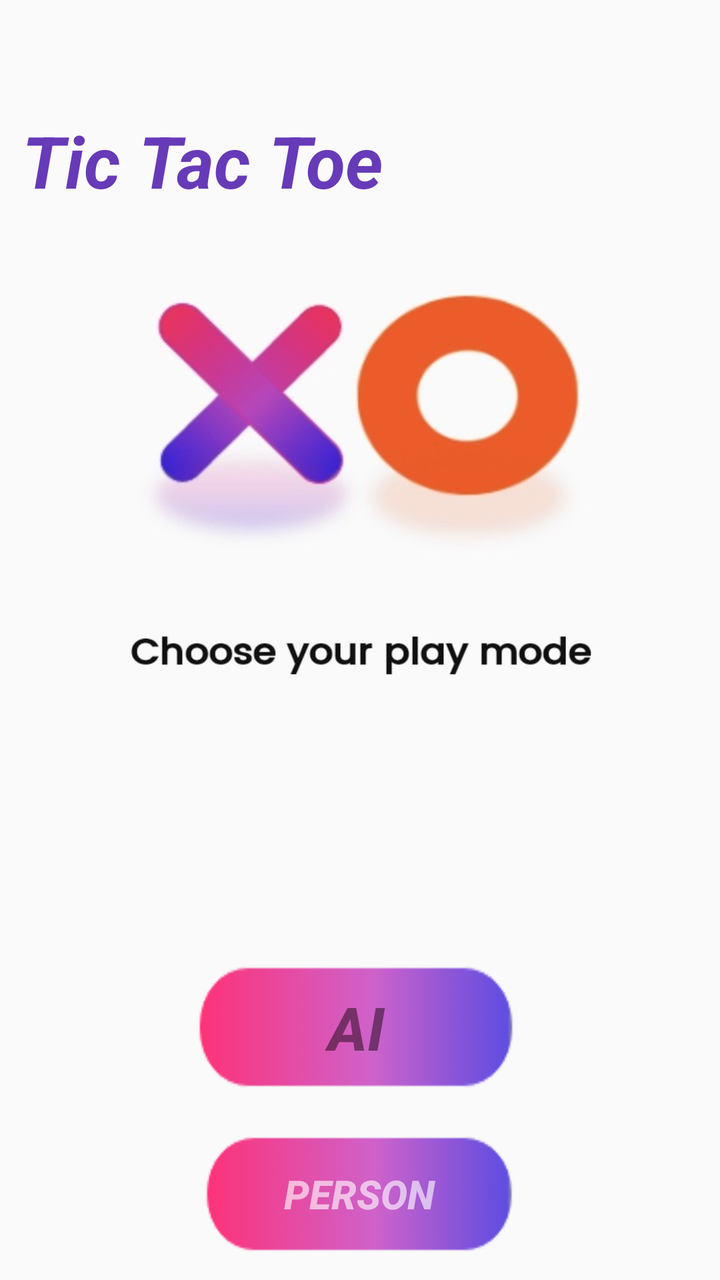
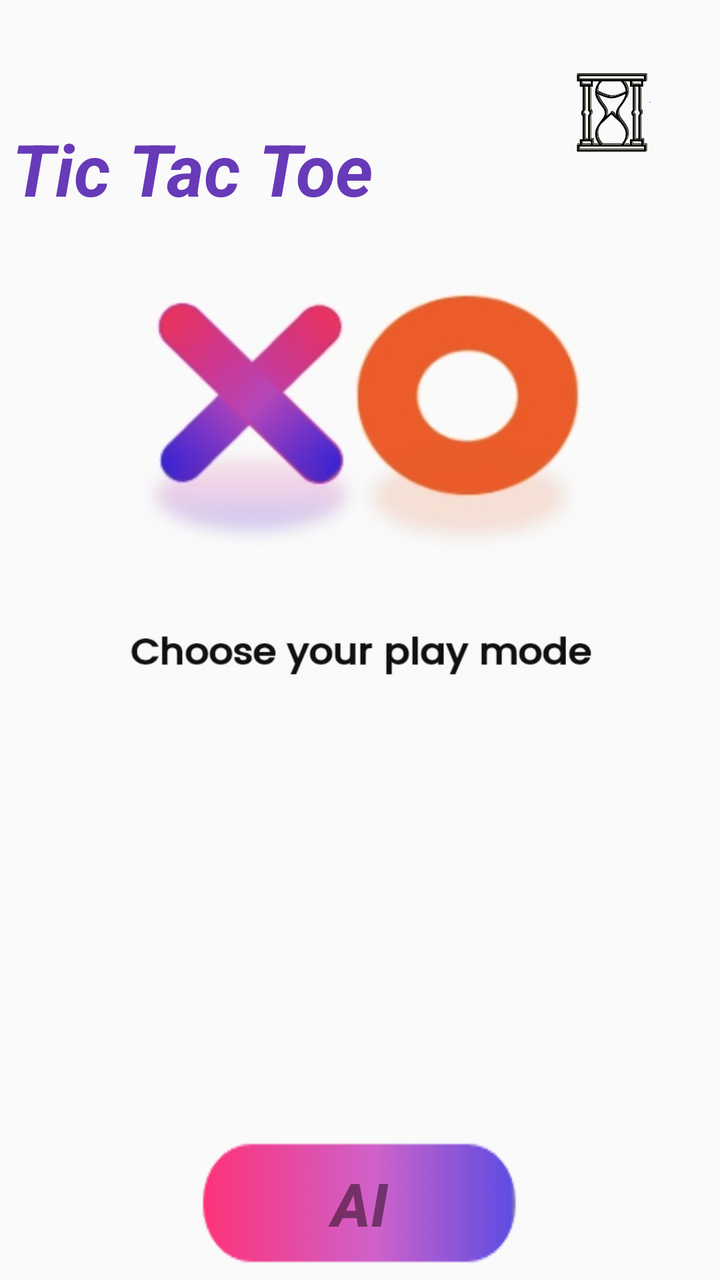

Two renders of the same Android screen: before a commit and after it. Below are the layout's source before the change and the commit's diff.
<!-- AndroidManifest.xml: application theme Theme.MyApplication -->
<!-- res/layout/activity_main.xml -->
<?xml version="1.0" encoding="utf-8"?>
<androidx.constraintlayout.widget.ConstraintLayout xmlns:android="http://schemas.android.com/apk/res/android"
    xmlns:app="http://schemas.android.com/apk/res-auto"
    xmlns:tools="http://schemas.android.com/tools"
    android:layout_width="match_parent"
    android:layout_height="match_parent"
    tools:context=".MainActivity"
    android:background="@drawable/backg_pic">

    <TextView
        android:id="@+id/textView"
        android:layout_width="247dp"
        android:layout_height="51dp"
        android:layout_marginTop="56dp"
        android:rotationY="0"
        android:text="@string/homeTitle"
        android:textAlignment="center"
        android:textColor="#673AB7"
        android:textColorLink="#FFFFFF"
        android:textSize="36sp"
        android:textStyle="bold|italic"
        app:layout_constraintEnd_toEndOf="parent"
        app:layout_constraintHorizontal_bias="0.097"
        app:layout_constraintStart_toStartOf="parent"
        app:layout_constraintTop_toTopOf="parent" />

    <Button
        android:id="@+id/button"
        android:layout_width="158dp"
        android:layout_height="61dp"
        android:layout_marginTop="376dp"
        android:background="@drawable/button_bg"
        android:text="@string/playwith"
        android:textColor="#790C0004"
        android:textSize="30sp"
        android:textStyle="bold|italic"
        app:layout_constraintEnd_toEndOf="parent"
        app:layout_constraintHorizontal_bias="0.49"
        app:layout_constraintStart_toStartOf="parent"
        app:layout_constraintTop_toBottomOf="@+id/textView" />

    <Button
        android:id="@+id/button2"
        android:layout_width="154dp"
        android:layout_height="58dp"
        android:layout_marginTop="24dp"
        android:background="@drawable/button_bg"
        android:onClick="playButtonClick"
        android:text="@string/playButton"
        android:textColor="#9EFFFFFF"
        android:textSize="20sp"
        android:textStyle="bold|italic"
        app:layout_constraintEnd_toEndOf="parent"
        app:layout_constraintHorizontal_bias="0.498"
        app:layout_constraintStart_toStartOf="parent"
        app:layout_constraintTop_toBottomOf="@+id/button" />
</androidx.constraintlayout.widget.ConstraintLayout>
<!-- resources referenced by this layout -->
<resources>
  <!-- drawable backg_pic: jpg bitmap (drawable, 35684 bytes) -->
  <!-- drawable button_bg: png bitmap (drawable, 3956 bytes) -->
  <string name="homeTitle">Tic Tac Toe</string>
  <string name="playButton">Person</string>
  <string name="playwith">AI</string>
  <style name="Theme.MyApplication" parent="Base.Theme.MyApplication" />
  <style name="Base.Theme.MyApplication" parent="Theme.AppCompat.Light.NoActionBar">
          
          
      </style>
</resources>

<!-- the commit's change to res/layout/activity_main.xml (unified diff, before → after) -->
@@ -11,7 +11,7 @@
         android:id="@+id/textView"
         android:layout_width="247dp"
         android:layout_height="51dp"
-        android:layout_marginTop="56dp"
+        android:layout_marginTop="60dp"
         android:rotationY="0"
         android:text="@string/homeTitle"
         android:textAlignment="center"
@@ -19,8 +19,8 @@
         android:textColorLink="#FFFFFF"
         android:textSize="36sp"
         android:textStyle="bold|italic"
-        app:layout_constraintEnd_toEndOf="parent"
-        app:layout_constraintHorizontal_bias="0.097"
+        app:layout_constraintEnd_toStartOf="@+id/button31"
+        app:layout_constraintHorizontal_bias="0.181"
         app:layout_constraintStart_toStartOf="parent"
         app:layout_constraintTop_toTopOf="parent" />
 
@@ -28,21 +28,22 @@
         android:id="@+id/button"
         android:layout_width="158dp"
         android:layout_height="61dp"
-        android:layout_marginTop="376dp"
+        android:layout_marginTop="460dp"
         android:background="@drawable/button_bg"
+        android:onClick="aiplay"
         android:text="@string/playwith"
         android:textColor="#790C0004"
         android:textSize="30sp"
         android:textStyle="bold|italic"
         app:layout_constraintEnd_toEndOf="parent"
-        app:layout_constraintHorizontal_bias="0.49"
+        app:layout_constraintHorizontal_bias="0.498"
         app:layout_constraintStart_toStartOf="parent"
         app:layout_constraintTop_toBottomOf="@+id/textView" />
 
     <Button
         android:id="@+id/button2"
-        android:layout_width="154dp"
-        android:layout_height="58dp"
+        android:layout_width="157dp"
+        android:layout_height="64dp"
         android:layout_marginTop="24dp"
         android:background="@drawable/button_bg"
         android:onClick="playButtonClick"
@@ -51,7 +52,20 @@
         android:textSize="20sp"
         android:textStyle="bold|italic"
         app:layout_constraintEnd_toEndOf="parent"
-        app:layout_constraintHorizontal_bias="0.498"
+        app:layout_constraintHorizontal_bias="0.479"
         app:layout_constraintStart_toStartOf="parent"
         app:layout_constraintTop_toBottomOf="@+id/button" />
+
+    <Button
+        android:id="@+id/button31"
+        android:layout_width="52dp"
+        android:layout_height="54dp"
+        android:layout_marginEnd="28dp"
+        android:background="@drawable/histor"
+        android:contentDescription="Button without text"
+        android:onClick="history"
+        app:layout_constraintBottom_toBottomOf="parent"
+        app:layout_constraintEnd_toEndOf="parent"
+        app:layout_constraintTop_toTopOf="parent"
+        app:layout_constraintVertical_bias="0.051" />
 </androidx.constraintlayout.widget.ConstraintLayout>
<!-- resource entries referenced after the edit -->
@@ -2,6 +2,7 @@
 <resources>
   <!-- drawable backg_pic: jpg bitmap (drawable, 35684 bytes) -->
   <!-- drawable button_bg: png bitmap (drawable, 3956 bytes) -->
+  <!-- drawable histor: png bitmap (drawable, 104883 bytes) -->
   <string name="homeTitle">Tic Tac Toe</string>
   <string name="playButton">Person</string>
   <string name="playwith">AI</string>
